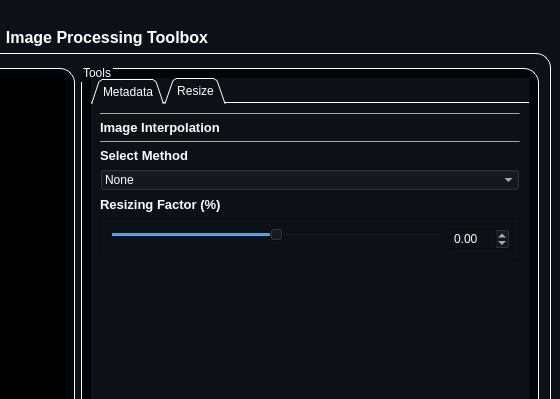
First picture: the form in resources/MainWindow.ui, repository mo-gaafar/image-processing-toolbox, before the edit; both pictures show x 346 to 906 and y 0 to 399 of the 906 by 534 pixel window.
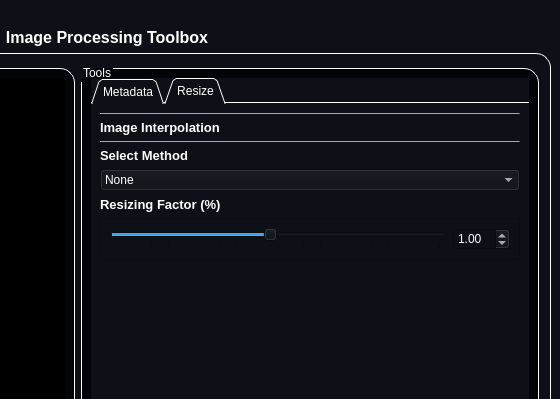
Second picture: the form after the edit. The open tabs and pages were chosen to show the change. Icons and pictures are not drawn.

The edit to the form file:
```diff
--- a/resources/MainWindow.ui
+++ b/resources/MainWindow.ui
@@ -414,7 +414,16 @@
                    <item>
                     <widget class="QSlider" name="resize_slider">
                      <property name="minimum">
-                      <number>-99</number>
+                      <number>1</number>
+                     </property>
+                     <property name="maximum">
+                      <number>20</number>
+                     </property>
+                     <property name="sliderPosition">
+                      <number>10</number>
+                     </property>
+                     <property name="tracking">
+                      <bool>true</bool>
                      </property>
                      <property name="orientation">
                       <enum>Qt::Horizontal</enum>
@@ -423,14 +432,23 @@
                       <enum>QSlider::TicksBelow</enum>
                      </property>
                      <property name="tickInterval">
-                      <number>10</number>
+                      <number>1</number>
                      </property>
                     </widget>
                    </item>
                    <item>
                     <widget class="QDoubleSpinBox" name="resize_spinbox">
                      <property name="minimum">
-                      <double>-99.989999999999995</double>
+                      <double>0.010000000000000</double>
+                     </property>
+                     <property name="maximum">
+                      <double>10.000000000000000</double>
+                     </property>
+                     <property name="singleStep">
+                      <double>0.100000000000000</double>
+                     </property>
+                     <property name="value">
+                      <double>1.000000000000000</double>
                      </property>
                     </widget>
                    </item>
```
Left out of the diff: 8 changed lines with no effect on the pictures.
